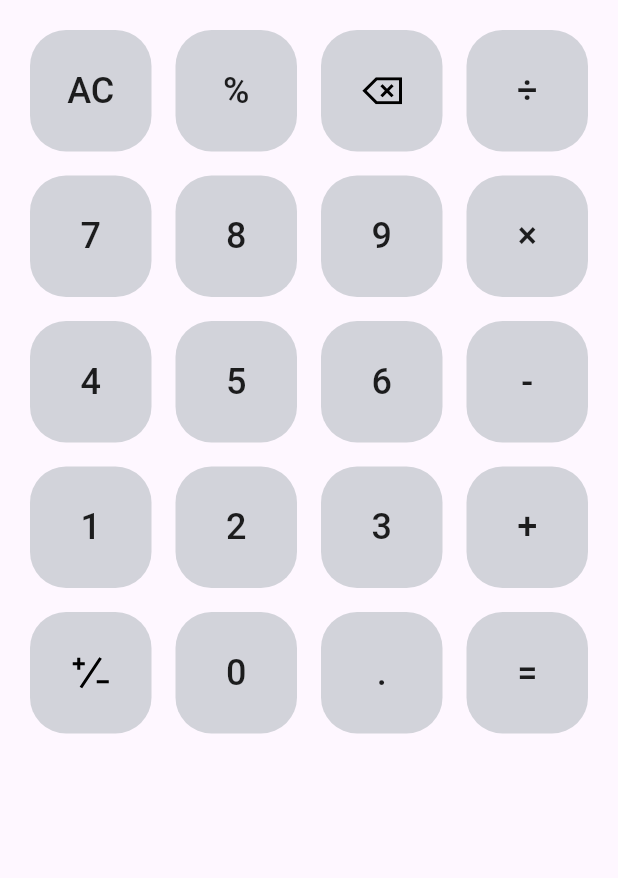
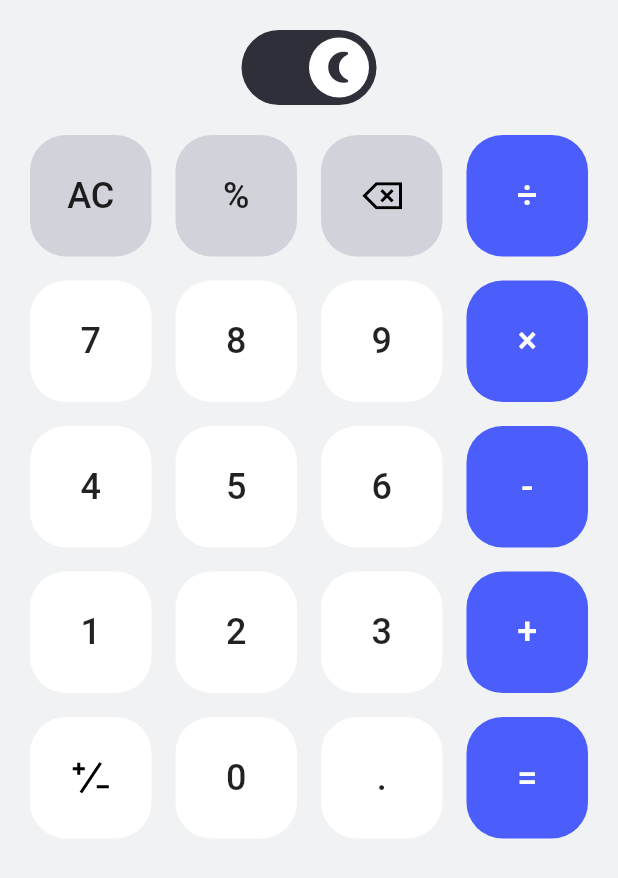
Before and after one commit to moo-elsayed/calculator, a Flutter app: the screen it shows after launch, on a phone screen of 412 x 824 dp. Shown: the top 878 px of the screen. Run offline on Flutter 3.47's test engine with Material 3 defaults, Android fonts, the phone set to English and light mode, and no system bars; drawn by our look-alikes of lite_rolling_switch; our stand-ins replace flutter_svg.

Commit message:
add LiteRollingSwitch to toggle between light and dark mode

```diff
--- a/lib/home_view/helper/buttons_list.dart
+++ /dev/null
@@ -1,167 +0,0 @@
-import 'package:flutter/material.dart';
-import 'package:flutter_svg/flutter_svg.dart';
-
-import '../clases/button.dart';
-
-List<Button> buttonsList = [
-  Button(
-    color: const Color(0xffD2D3DA),
-    onPressed: () {},
-    child: const Text(
-      'AC',
-      style: TextStyle(fontSize: 24),
-    ),
-  ),
-  Button(
-    color: const Color(0xffD2D3DA),
-    onPressed: () {},
-    child: const Text(
-      '%',
-      style: TextStyle(fontSize: 24),
-    ),
-  ),
-  Button(
-    color: const Color(0xffD2D3DA),
-    onPressed: () {},
-    child: SvgPicture.asset(
-      'assets/images/delete.svg',
-      colorFilter: const ColorFilter.mode(Colors.black, BlendMode.srcIn),
-    ),
-  ),
-  Button(
-    color: const Color(0xffD2D3DA),
-    onPressed: () {},
-    child: const Text(
-      '÷',
-      style: TextStyle(fontSize: 24),
-    ),
-  ),
-  Button(
-    color: const Color(0xffD2D3DA),
-    onPressed: () {},
-    child: const Text(
-      '7',
-      style: TextStyle(fontSize: 24),
-    ),
-  ),
-  Button(
-    color: const Color(0xffD2D3DA),
-    onPressed: () {},
-    child: const Text(
-      '8',
-      style: TextStyle(fontSize: 24),
-    ),
-  ),
-  Button(
-    color: const Color(0xffD2D3DA),
-    onPressed: () {},
-    child: const Text(
-      '9',
-      style: TextStyle(fontSize: 24),
-    ),
-  ),
-  Button(
-    color: const Color(0xffD2D3DA),
-    onPressed: () {},
-    child: const Text(
-      '×',
-      style: TextStyle(fontSize: 24),
-    ),
-  ),
-  Button(
-    color: const Color(0xffD2D3DA),
-    onPressed: () {},
-    child: const Text(
-      '4',
-      style: TextStyle(fontSize: 24),
-    ),
-  ),
-  Button(
-    color: const Color(0xffD2D3DA),
-    onPressed: () {},
-    child: const Text(
-      '5',
-      style: TextStyle(fontSize: 24),
-    ),
-  ),
-  Button(
-    color: const Color(0xffD2D3DA),
-    onPressed: () {},
-    child: const Text(
-      '6',
-      style: TextStyle(fontSize: 24),
-    ),
-  ),
-  Button(
-    color: const Color(0xffD2D3DA),
-    onPressed: () {},
-    child: const Text(
-      '-',
-      style: TextStyle(fontSize: 24),
-    ),
-  ),
-  Button(
-    color: const Color(0xffD2D3DA),
-    onPressed: () {},
-    child: const Text(
-      '1',
-      style: TextStyle(fontSize: 24),
-    ),
-  ),
-  Button(
-    color: const Color(0xffD2D3DA),
-    onPressed: () {},
-    child: const Text(
-      '2',
-      style: TextStyle(fontSize: 24),
-    ),
-  ),
-  Button(
-    color: const Color(0xffD2D3DA),
-    onPressed: () {},
-    child: const Text(
-      '3',
-      style: TextStyle(fontSize: 24),
-    ),
-  ),
-  Button(
-    color: const Color(0xffD2D3DA),
-    onPressed: () {},
-    child: const Text(
-      '+',
-      style: TextStyle(fontSize: 24),
-    ),
-  ),
-  Button(
-    color: const Color(0xffD2D3DA),
-    onPressed: () {},
-    child: SvgPicture.asset(
-      'assets/images/signChanger.svg',
-      colorFilter: const ColorFilter.mode(Colors.black, BlendMode.srcIn),
-    ),
-  ),
-  Button(
-    color: const Color(0xffD2D3DA),
-    onPressed: () {},
-    child: const Text(
-      '0',
-      style: TextStyle(fontSize: 24),
-    ),
-  ),
-  Button(
-    color: const Color(0xffD2D3DA),
-    onPressed: () {},
-    child: const Text(
-      '.',
-      style: TextStyle(fontSize: 24),
-    ),
-  ),
-  Button(
-    color: const Color(0xffD2D3DA),
-    onPressed: () {},
-    child: const Text(
-      '=',
-      style: TextStyle(fontSize: 24),
-    ),
-  ),
-];
--- /dev/null
+++ b/lib/home_view/helper/constants.dart
@@ -0,0 +1,13 @@
+import 'package:flutter/material.dart';
+
+class Constants {
+  static const lightModeScaffoldBackgroundColor = Color(0xffF1F2F3);
+  static const lightModeMainButtonColor = Color(0xffFFFFFF);
+  static const lightModeSecondButtonColor = Color(0xff4B5EFC);
+  static const lightModeThirdButtonColor = Color(0xffD2D3DA);
+
+  static const darkModeScaffoldBackgroundColor = Color(0xff17171C);
+  static const darkModeMainButtonColor = Color(0xff2E2F38);
+  static const darkModeSecondButtonColor = Color(0xff4B5EFC);
+  static const darkModeThirdButtonColor = Color(0xff4E505F);
+}
--- /dev/null
+++ b/lib/home_view/helper/get_buttons_list.dart
@@ -0,0 +1,220 @@
+import 'dart:developer';
+
+import 'package:calculator/home_view/helper/constants.dart';
+import 'package:flutter/material.dart';
+import 'package:flutter_svg/flutter_svg.dart';
+
+import '../clases/button.dart';
+
+List<Button> getButtonsList({required BuildContext context}) {
+  bool darkMode = Theme.of(context).brightness == Brightness.dark;
+  log(darkMode.toString());
+  List<Button> buttonsList = [
+    Button(
+      color: darkMode
+          ? Constants.darkModeThirdButtonColor
+          : Constants.lightModeThirdButtonColor,
+      onPressed: () {},
+      child: const Text(
+        'AC',
+        style: TextStyle(fontSize: 24),
+      ),
+    ),
+    Button(
+      color: darkMode
+          ? Constants.darkModeThirdButtonColor
+          : Constants.lightModeThirdButtonColor,
+      onPressed: () {},
+      child: const Text(
+        '%',
+        style: TextStyle(fontSize: 24),
+      ),
+    ),
+    Button(
+      color: darkMode
+          ? Constants.darkModeThirdButtonColor
+          : Constants.lightModeThirdButtonColor,
+      onPressed: () {},
+      child: SvgPicture.asset(
+        'assets/images/delete.svg',
+        colorFilter: darkMode
+            ? const ColorFilter.mode(Colors.white, BlendMode.srcIn)
+            : const ColorFilter.mode(Colors.black, BlendMode.srcIn),
+      ),
+    ),
+    Button(
+      color: darkMode
+          ? Constants.darkModeSecondButtonColor
+          : Constants.lightModeSecondButtonColor,
+      onPressed: () {},
+      child: const Text(
+        '÷',
+        style: TextStyle(fontSize: 24,color: Colors.white),
+      ),
+    ),
+    Button(
+      color: darkMode
+          ? Constants.darkModeMainButtonColor
+          : Constants.lightModeMainButtonColor,
+      onPressed: () {},
+      child: const Text(
+        '7',
+        style: TextStyle(fontSize: 24),
+      ),
+    ),
+    Button(
+      color: darkMode
+          ? Constants.darkModeMainButtonColor
+          : Constants.lightModeMainButtonColor,
+      onPressed: () {},
+      child: const Text(
+        '8',
+        style: TextStyle(fontSize: 24),
+      ),
+    ),
+    Button(
+      color: darkMode
+          ? Constants.darkModeMainButtonColor
+          : Constants.lightModeMainButtonColor,
+      onPressed: () {},
+      child: const Text(
+        '9',
+        style: TextStyle(fontSize: 24),
+      ),
+    ),
+    Button(
+      color: darkMode
+          ? Constants.darkModeSecondButtonColor
+          : Constants.lightModeSecondButtonColor,
+      onPressed: () {},
+      child: const Text(
+        '×',
+        style: TextStyle(fontSize: 24,color: Colors.white),
+      ),
+    ),
+    Button(
+      color: darkMode
+          ? Constants.darkModeMainButtonColor
+          : Constants.lightModeMainButtonColor,
+      onPressed: () {},
+      child: const Text(
+        '4',
+        style: TextStyle(fontSize: 24),
+      ),
+    ),
+    Button(
+      color: darkMode
+          ? Constants.darkModeMainButtonColor
+          : Constants.lightModeMainButtonColor,
+      onPressed: () {},
+      child: const Text(
+        '5',
+        style: TextStyle(fontSize: 24),
+      ),
+    ),
+    Button(
+      color: darkMode
+          ? Constants.darkModeMainButtonColor
+          : Constants.lightModeMainButtonColor,
+      onPressed: () {},
+      child: const Text(
+        '6',
+        style: TextStyle(fontSize: 24),
+      ),
+    ),
+    Button(
+      color: darkMode
+          ? Constants.darkModeSecondButtonColor
+          : Constants.lightModeSecondButtonColor,
+      onPressed: () {},
+      child: const Text(
+        '-',
+        style: TextStyle(fontSize: 24,color: Colors.white),
+      ),
+    ),
+    Button(
+      color: darkMode
+          ? Constants.darkModeMainButtonColor
+          : Constants.lightModeMainButtonColor,
+      onPressed: () {},
+      child: const Text(
+        '1',
+        style: TextStyle(fontSize: 24),
+      ),
+    ),
+    Button(
+      color: darkMode
+          ? Constants.darkModeMainButtonColor
+          : Constants.lightModeMainButtonColor,
+      onPressed: () {},
+      child: const Text(
+        '2',
+        style: TextStyle(fontSize: 24),
+      ),
+    ),
+    Button(
+      color: darkMode
+          ? Constants.darkModeMainButtonColor
+          : Constants.lightModeMainButtonColor,
+      onPressed: () {},
+      child: const Text(
+        '3',
+        style: TextStyle(fontSize: 24),
+      ),
+    ),
+    Button(
+      color: darkMode
+          ? Constants.darkModeSecondButtonColor
+          : Constants.lightModeSecondButtonColor,
+      onPressed: () {},
+      child: const Text(
+        '+',
+        style: TextStyle(fontSize: 24,color: Colors.white),
+      ),
+    ),
+    Button(
+      color: darkMode
+          ? Constants.darkModeMainButtonColor
+          : Constants.lightModeMainButtonColor,
+      onPressed: () {},
+      child: SvgPicture.asset(
+        'assets/images/signChanger.svg',
+        colorFilter: darkMode
+            ? const ColorFilter.mode(Colors.white, BlendMode.srcIn)
+            : const ColorFilter.mode(Colors.black, BlendMode.srcIn),
+      ),
+    ),
+    Button(
+      color: darkMode
+          ? Constants.darkModeMainButtonColor
+          : Constants.lightModeMainButtonColor,
+      onPressed: () {},
+      child: const Text(
+        '0',
+        style: TextStyle(fontSize: 24),
+      ),
+    ),
+    Button(
+      color: darkMode
+          ? Constants.darkModeMainButtonColor
+          : Constants.lightModeMainButtonColor,
+      onPressed: () {},
+      child: const Text(
+        '.',
+        style: TextStyle(fontSize: 24),
+      ),
+    ),
+    Button(
+      color: darkMode
+          ? Constants.darkModeSecondButtonColor
+          : Constants.lightModeSecondButtonColor,
+      onPressed: () {},
+      child: const Text(
+        '=',
+        style: TextStyle(fontSize: 24,color: Colors.white),
+      ),
+    ),
+  ];
+
+  return buttonsList;
+}
--- a/lib/home_view/home_view.dart
+++ /dev/null
@@ -1,13 +0,0 @@
-import 'package:calculator/home_view/widgets/home_view_body.dart';
-import 'package:flutter/material.dart';
-
-class HomeView extends StatelessWidget {
-  const HomeView({super.key});
-
-  @override
-  Widget build(BuildContext context) {
-    return const Scaffold(
-      body: HomeViewBody(),
-    );
-  }
-}
--- a/lib/home_view/widgets/buttons_builder.dart
+++ b/lib/home_view/widgets/buttons_builder.dart
@@ -1,6 +1,6 @@
 import 'package:calculator/home_view/clases/button.dart';
 import 'package:flutter/material.dart';
-import '../helper/buttons_list.dart';
+import '../helper/get_buttons_list.dart';
 import 'custom_button.dart';
 
 class ButtonsBuilder extends StatelessWidget {
@@ -8,6 +8,7 @@ class ButtonsBuilder extends StatelessWidget {
 
   @override
   Widget build(BuildContext context) {
+    List<Button> buttonsList = getButtonsList(context: context);
     return Expanded(
       child: GridView.builder(
         itemCount: 20,
--- a/lib/home_view/widgets/home_view_body.dart
+++ b/lib/home_view/widgets/home_view_body.dart
@@ -8,13 +8,13 @@ class HomeViewBody extends StatelessWidget {
 
   @override
   Widget build(BuildContext context) {
-    return const Padding(
-      padding: EdgeInsets.all(20),
-      child: Column(
-        children: [
-          ButtonsBuilder(),
-        ],
-      ),
+    return const Column(
+      children: [
+        SizedBox(
+          height: 20,
+        ),
+        ButtonsBuilder(),
+      ],
     );
   }
 }
--- a/lib/main.dart
+++ b/lib/main.dart
@@ -1,18 +1,69 @@
-import 'package:calculator/home_view/home_view.dart';
+import 'package:calculator/home_view/helper/constants.dart';
+import 'package:calculator/home_view/widgets/home_view_body.dart';
 import 'package:flutter/material.dart';
+import 'package:lite_rolling_switch/lite_rolling_switch.dart';
 
 void main() {
-  runApp(const Calculator());
+  runApp(
+    const Calculator(),
+  );
 }
 
-class Calculator extends StatelessWidget {
+class Calculator extends StatefulWidget {
   const Calculator({super.key});
 
   @override
+  State<Calculator> createState() => _CalculatorState();
+}
+
+class _CalculatorState extends State<Calculator> {
+  ThemeMode _isDarkMode = ThemeMode.system;
+
+  @override
   Widget build(BuildContext context) {
-    return const MaterialApp(
+    return MaterialApp(
+      theme: ThemeData(
+        scaffoldBackgroundColor: Constants.lightModeScaffoldBackgroundColor,
+      ),
+      darkTheme: ThemeData.dark(),
+      // Dark theme
+      themeMode: _isDarkMode,
+      // Toggle theme
       debugShowCheckedModeBanner: false,
-      home: HomeView(),
+      home: Scaffold(
+        body: SafeArea(
+          child: Padding(
+            padding: const EdgeInsets.all(20),
+            child: Column(
+              children: [
+                LiteRollingSwitch(
+                  width: 90,
+                  value: _isDarkMode != ThemeMode.dark,
+                  textOn: '',
+                  textOff: '',
+                  colorOn: Constants.darkModeMainButtonColor,
+                  colorOff: Constants.lightModeSecondButtonColor,
+                  iconOn: Icons.nightlight_round,
+                  iconOff: Icons.wb_sunny,
+                  onChanged: (value) {
+                    setState(() {
+                      _isDarkMode = value
+                          ? ThemeMode.dark
+                          : ThemeMode.light; // Update the theme state
+                    });
+                  },
+                  onTap: () {},
+                  onDoubleTap: () {},
+                  onSwipe: () {},
+                ),
+                const Expanded(
+                  child: HomeViewBody(),
+                ),
+              ],
+            ),
+          ),
+        ),
+      ),
     );
   }
 }
--- a/pubspec.yaml
+++ b/pubspec.yaml
@@ -36,6 +36,9 @@ dependencies:
   # Use with the CupertinoIcons class for iOS style icons.
   cupertino_icons: ^1.0.8
   flutter_svg: ^2.0.16
+  flutter_bloc: ^8.1.6
+  animated_toggle_switch: ^0.8.3
+  lite_rolling_switch: ^1.0.1
 
 dev_dependencies:
   flutter_test:
```
Also changed, not shown: assets/images/Light=Off.svg (added), assets/images/Light=On.svg (added), pubspec.lock.
